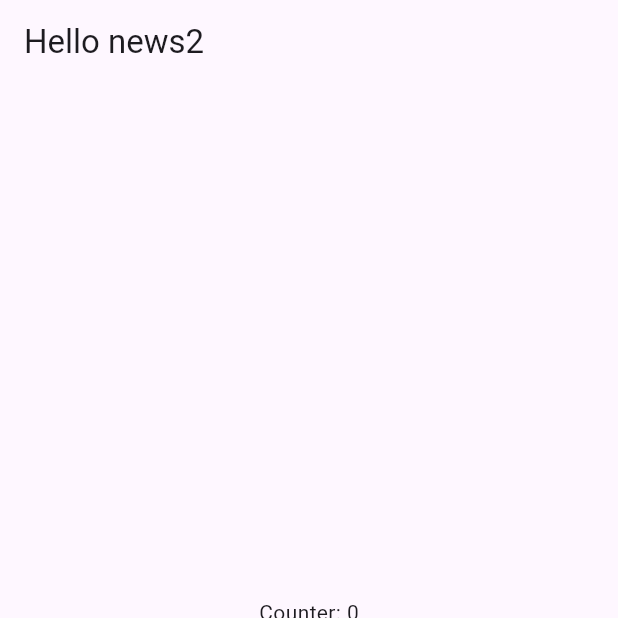
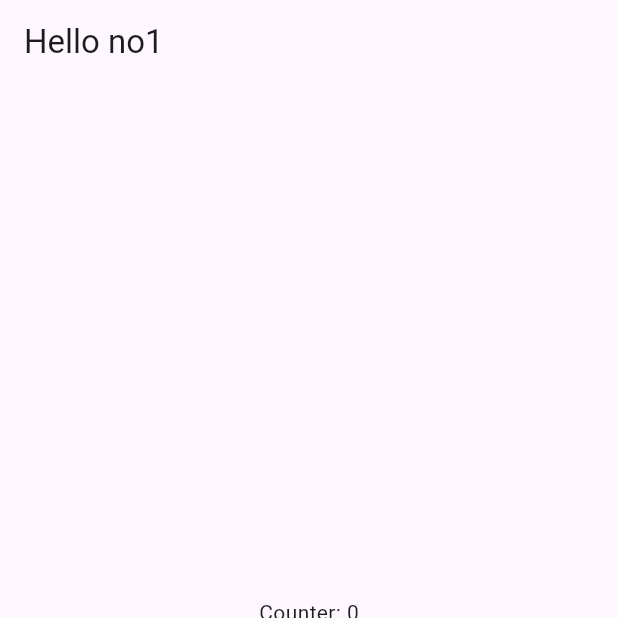
Before and after one commit to abdulmalick42/demomc, a Flutter app: the screen it shows after launch, on a phone screen of 412 x 824 dp, the top half of it. Run offline on Flutter 3.47's test engine with Material 3 defaults, Android fonts, the light colour scheme and no system bars.

Commit message:
add text no1

```diff
--- a/lib/main.dart
+++ b/lib/main.dart
@@ -24,7 +24,7 @@ class MergeHome extends StatefulWidget {
 }
 
 class _MergeHomeState extends State<MergeHome> {
-  String title = 'Hello news2';
+  String title = 'Hello no1';
 
   int counter = 0;
 
```
